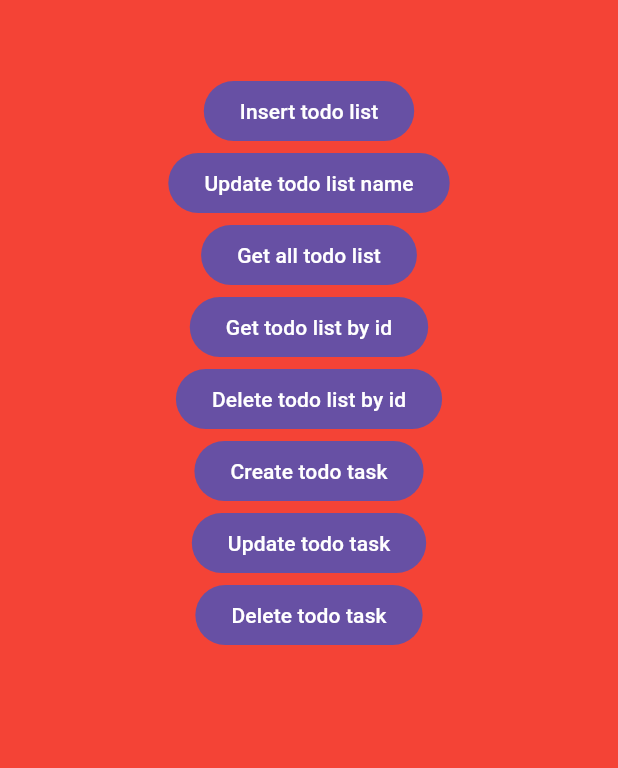
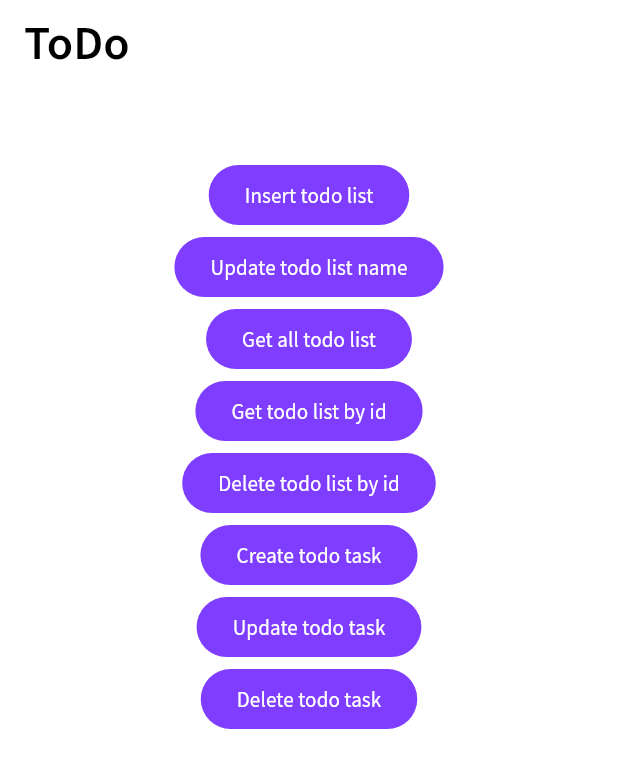
Before and after one commit to wisnukurniawan/Flutter-ToDo, a Flutter app: the screen it shows after launch, on a phone screen of 412 x 824 dp. Shown: the top 768 px of the screen. Run offline on Flutter 3.47's test engine with Material 2 defaults, Android fonts, the light colour scheme and no system bars; our stand-ins replace get_it, logger, sqflite; accounts and stored records are empty.

Commit message:
Explore material theme

```diff
--- a/lib/feature/test_repository/ui/test_repository_screen.dart
+++ b/lib/feature/test_repository/ui/test_repository_screen.dart
@@ -19,7 +19,6 @@ class TestRepositoryScreen extends StatelessWidget {
       printer: PrettyPrinter(),
     );
     return Container(
-        color: Colors.red,
         child: Padding(
           padding: const EdgeInsets.all(50.0),
           child: Column(
--- /dev/null
+++ b/lib/foundation/theme/text.dart
@@ -0,0 +1,78 @@
+import 'package:flutter/material.dart';
+
+const textTheme = TextTheme(
+    displayLarge: TextStyle(
+      fontFamily: 'Lato',
+      fontWeight: FontWeight.normal,
+      fontSize: 57.0,
+    ),
+    displayMedium: TextStyle(
+      fontFamily: 'Lato',
+      fontWeight: FontWeight.normal,
+      fontSize: 45.0,
+    ),
+    displaySmall: TextStyle(
+      fontFamily: 'Lato',
+      fontWeight: FontWeight.normal,
+      fontSize: 36.0,
+    ),
+    headlineLarge: TextStyle(
+      fontFamily: 'Lato',
+      fontWeight: FontWeight.normal,
+      fontSize: 32.0,
+    ),
+    headlineMedium: TextStyle(
+      fontFamily: 'Lato',
+      fontWeight: FontWeight.normal,
+      fontSize: 24.0,
+    ),
+    headlineSmall: TextStyle(
+      fontFamily: 'Lato',
+      fontWeight: FontWeight.normal,
+      fontSize: 21.0,
+    ),
+    titleLarge: TextStyle(
+      fontFamily: 'Sans',
+      fontWeight: FontWeight.w600,
+      fontSize: 32.0,
+    ),
+    titleMedium: TextStyle(
+      fontFamily: 'Sans',
+      fontWeight: FontWeight.w500,
+      fontSize: 21.0,
+    ),
+    titleSmall: TextStyle(
+      fontFamily: 'Sans',
+      fontWeight: FontWeight.normal,
+      fontSize: 16.0,
+    ),
+    bodyLarge: TextStyle(
+      fontFamily: 'Sans',
+      fontWeight: FontWeight.normal,
+      fontSize: 14.0,
+    ),
+    bodyMedium: TextStyle(
+      fontFamily: 'Sans',
+      fontWeight: FontWeight.normal,
+      fontSize: 13.0,
+    ),
+    bodySmall: TextStyle(
+      fontFamily: 'Sans',
+      fontWeight: FontWeight.normal,
+      fontSize: 12.0,
+    ),
+    labelLarge: TextStyle(
+      fontFamily: 'Sans',
+      fontWeight: FontWeight.normal,
+      fontSize: 14.0,
+    ),
+    labelMedium: TextStyle(
+      fontFamily: 'Sans',
+      fontWeight: FontWeight.normal,
+      fontSize: 12.0,
+    ),
+    labelSmall: TextStyle(
+      fontFamily: 'Sans',
+      fontWeight: FontWeight.normal,
+      fontSize: 9.0,
+    ));
--- a/lib/main.dart
+++ b/lib/main.dart
@@ -4,6 +4,8 @@ import 'package:flutter_todo_list/dataprovider/local/todo_list_provider.dart';
 import 'package:flutter_todo_list/dataprovider/local/todo_task_provider.dart';
 import 'package:flutter_todo_list/dataprovider/todo_list_repository.dart';
 import 'package:flutter_todo_list/dataprovider/todo_task_repository.dart';
+import 'package:flutter_todo_list/foundation/theme/color.dart';
+import 'package:flutter_todo_list/foundation/theme/text.dart';
 import 'package:get_it/get_it.dart';
 import 'package:sqflite/sqflite.dart';
 
@@ -37,12 +39,21 @@ class MyApp extends StatelessWidget {
   @override
   Widget build(BuildContext context) {
     return MaterialApp(
+      builder: (context, widget) {
+        return FutureBuilder(
+            future: GetIt.instance.allReady(),
+            builder: (BuildContext context, AsyncSnapshot snapshot) {
+              return const MyHomePage(
+                title: "ToDo",
+              );
+            });
+      },
       title: 'Flutter Demo',
       theme: ThemeData(
-        primarySwatch: Colors.red,
         useMaterial3: true,
+        colorScheme: lightColorPalette,
+        textTheme: textTheme,
       ),
-      home: const TestRepositoryScreen(),
     );
   }
 }
@@ -71,24 +82,8 @@ class _MyHomePageState extends State<MyHomePage> {
       appBar: AppBar(
         title: Text(widget.title),
       ),
-      body: Center(
-        child: Column(
-          mainAxisAlignment: MainAxisAlignment.center,
-          children: <Widget>[
-            const Text(
-              'You have pushed the button this many times:',
-            ),
-            Text(
-              '$_counter',
-              style: Theme.of(context).textTheme.headlineMedium,
-            ),
-          ],
-        ),
-      ),
-      floatingActionButton: FloatingActionButton(
-        onPressed: _incrementCounter,
-        tooltip: 'Increment',
-        child: const Icon(Icons.add),
+      body: const Center(
+        child: TestRepositoryScreen(),
       ),
     );
   }
```
Also changed, not shown: lib/foundation/theme/color.dart (added, +151 -0 lines), pubspec.yaml (+16 -0 lines), fonts/lato_regular.ttf (added), fonts/sans_bold.ttf (added), fonts/sans_light.ttf (added), fonts/sans_medium.ttf (added), fonts/sans_regular.ttf (added), lib/foundation/theme/theme.dart (added).
